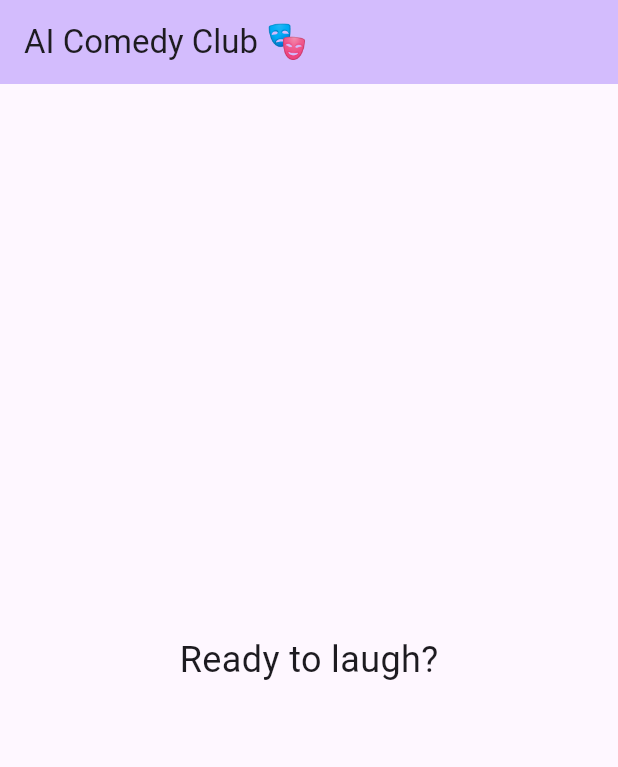
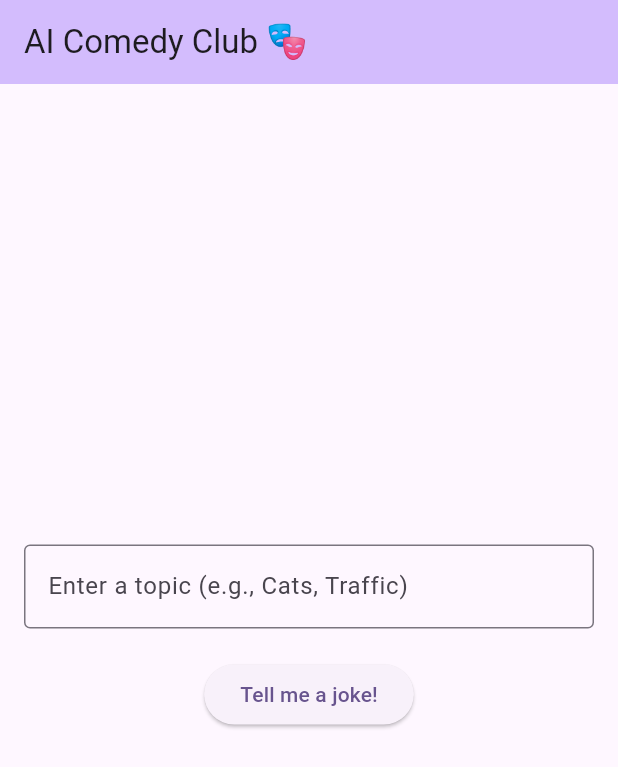
Before and after one commit to anoochit/flutter_joke_agent, a Flutter app: the screen it shows after launch, on a phone screen of 412 x 824 dp. Shown: the top 767 px of the screen. Run offline on Flutter 3.47's test engine with Material 3 defaults, Android fonts, the light colour scheme and no system bars; network calls fail.

Commit message:
feat(mobile): implement adk service and chat ui

```diff
--- a/mobile/lib/main.dart
+++ b/mobile/lib/main.dart
@@ -1,4 +1,7 @@
+import 'dart:convert';
 import 'package:flutter/material.dart';
+import 'package:http/http.dart' as http;
+import 'package:uuid/uuid.dart';
 
 void main() {
   runApp(const AiComedyClubApp());
@@ -20,6 +23,85 @@ class AiComedyClubApp extends StatelessWidget {
   }
 }
 
+class AdkService {
+  // Android Emulator uses 10.0.2.2 to access localhost
+  static const String baseUrl = 'http://10.0.2.2:8080';
+
+  // Assuming the agent name matches the folder name or default configuration
+  // You might need to adjust this based on how ADK registers the agent
+  static const String agentName = 'default';
+
+  final String userId = 'user_${const Uuid().v4().substring(0, 8)}';
+  final String sessionId = 'session_${const Uuid().v4().substring(0, 8)}';
+
+  Future<void> createSession() async {
+    final url = Uri.parse(
+      '$baseUrl/apps/$agentName/users/$userId/sessions/$sessionId',
+    );
+    print('Creating session at: $url');
+
+    try {
+      final response = await http.post(
+        url,
+        headers: {'Content-Type': 'application/json'},
+      );
+
+      if (response.statusCode >= 200 && response.statusCode < 300) {
+        print('Session created successfully');
+      } else {
+        print('Failed to create session: ${response.body}');
+        // Don't throw here, sometimes session creation is implicit or idempotent
+      }
+    } catch (e) {
+      print('Error creating session: $e');
+    }
+  }
+
+  Future<String> sendMessage(String topic) async {
+    final url = Uri.parse('$baseUrl/run_sse');
+
+    final payload = {
+      "app_name": agentName,
+      "user_id": userId,
+      "session_id": sessionId,
+      "new_message": {
+        "role": "user",
+        "parts": [
+          {"text": "Tell me a joke about $topic"},
+        ],
+      },
+      "streaming": false,
+    };
+
+    print('Sending message: $payload');
+
+    try {
+      final response = await http.post(
+        url,
+        headers: {'Content-Type': 'application/json'},
+        body: jsonEncode(payload),
+      );
+
+      if (response.statusCode == 200) {
+        // Parse the response. The structure depends on ADK output.
+        // Usually it returns a JSON stream or a JSON object.
+        // Since we set streaming: false, we expect a JSON object.
+        print('Response body: ${response.body}');
+
+        // Simple parsing logic - adjust based on actual response structure
+        // If response is SSE format but not streaming, it might still need parsing
+        return response.body;
+      } else {
+        throw Exception(
+          'Failed to get joke: ${response.statusCode} ${response.body}',
+        );
+      }
+    } catch (e) {
+      throw Exception('Error: $e');
+    }
+  }
+}
+
 class ComedyHomePage extends StatefulWidget {
   const ComedyHomePage({super.key});
 
@@ -28,6 +110,45 @@ class ComedyHomePage extends StatefulWidget {
 }
 
 class _ComedyHomePageState extends State<ComedyHomePage> {
+  final TextEditingController _controller = TextEditingController();
+  final AdkService _adkService = AdkService();
+  String _joke = '';
+  bool _isLoading = false;
+
+  @override
+  void initState() {
+    super.initState();
+    _initializeSession();
+  }
+
+  Future<void> _initializeSession() async {
+    await _adkService.createSession();
+  }
+
+  Future<void> _getJoke() async {
+    if (_controller.text.isEmpty) return;
+
+    setState(() {
+      _isLoading = true;
+      _joke = '';
+    });
+
+    try {
+      final result = await _adkService.sendMessage(_controller.text);
+      setState(() {
+        _joke = result;
+      });
+    } catch (e) {
+      setState(() {
+        _joke = 'Error: $e';
+      });
+    } finally {
+      setState(() {
+        _isLoading = false;
+      });
+    }
+  }
+
   @override
   Widget build(BuildContext context) {
     return Scaffold(
@@ -35,11 +156,40 @@ class _ComedyHomePageState extends State<ComedyHomePage> {
         title: const Text('AI Comedy Club 🎭'),
         backgroundColor: Theme.of(context).colorScheme.inversePrimary,
       ),
-      body: Center(
+      body: Padding(
+        padding: const EdgeInsets.all(16.0),
         child: Column(
           mainAxisAlignment: MainAxisAlignment.center,
-          children: const [
-            Text('Ready to laugh?', style: TextStyle(fontSize: 24)),
+          children: [
+            TextField(
+              controller: _controller,
+              decoration: const InputDecoration(
+                labelText: 'Enter a topic (e.g., Cats, Traffic)',
+                border: OutlineInputBorder(),
+              ),
+            ),
+            const SizedBox(height: 20),
+            ElevatedButton(
+              onPressed: _isLoading ? null : _getJoke,
+              child: _isLoading
+                  ? const CircularProgressIndicator()
+                  : const Text('Tell me a joke!'),
+            ),
+            const SizedBox(height: 30),
+            if (_joke.isNotEmpty)
+              Container(
+                padding: const EdgeInsets.all(16),
+                decoration: BoxDecoration(
+                  color: Colors.purple.shade50,
+                  borderRadius: BorderRadius.circular(12),
+                  border: Border.all(color: Colors.purple.shade100),
+                ),
+                child: Text(
+                  _joke,
+                  style: const TextStyle(fontSize: 18),
+                  textAlign: TextAlign.center,
+                ),
+              ),
           ],
         ),
       ),
--- a/mobile/pubspec.yaml
+++ b/mobile/pubspec.yaml
@@ -34,6 +34,8 @@ dependencies:
   # The following adds the Cupertino Icons font to your application.
   # Use with the CupertinoIcons class for iOS style icons.
   cupertino_icons: ^1.0.8
+  http: ^1.6.0
+  uuid: ^4.5.2
 
 dev_dependencies:
   flutter_test:
```
Also changed, not shown: mobile/pubspec.lock, 1 other file.
